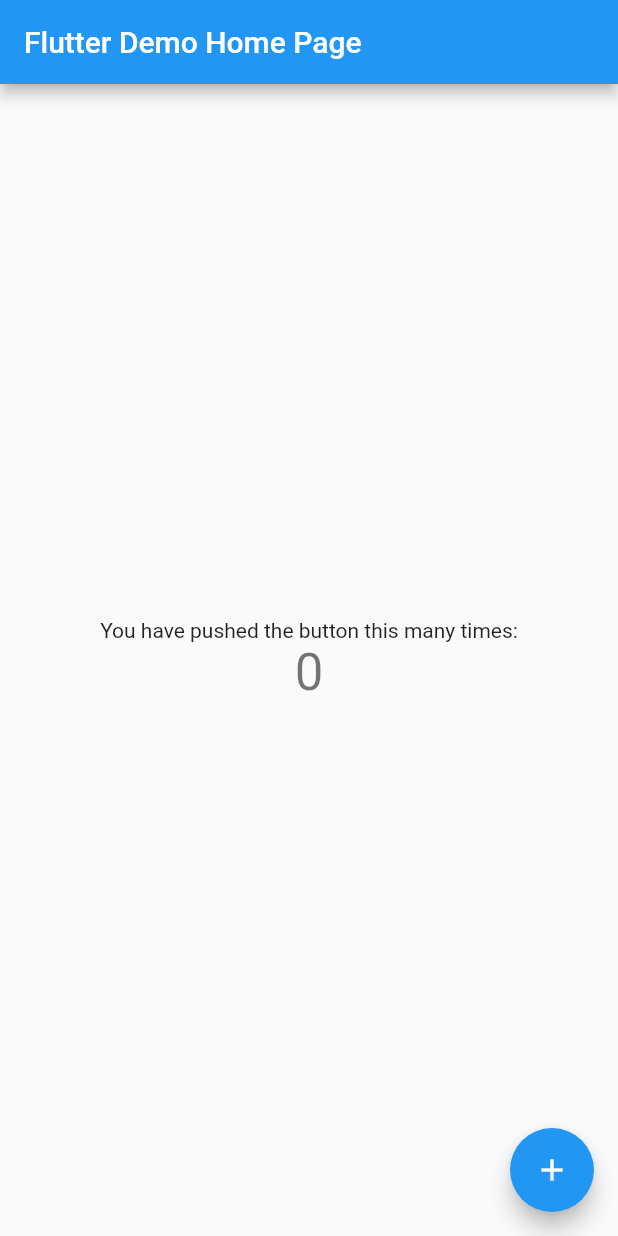
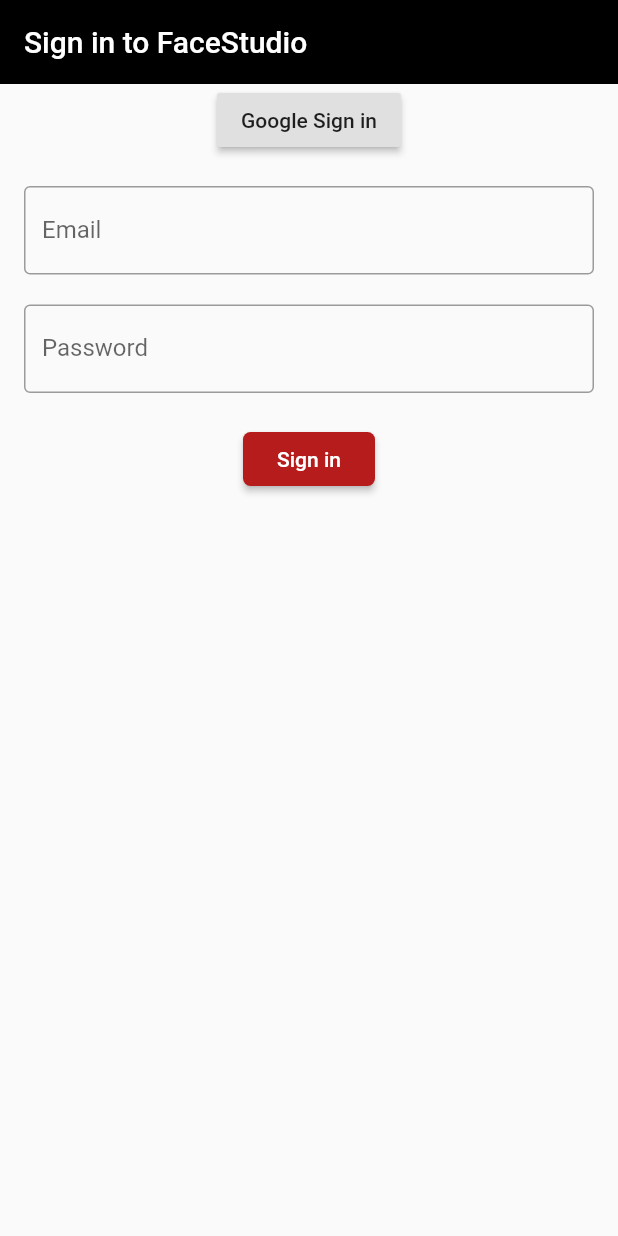
Before and after one commit to mirjalal/FaceStudio, a Flutter app: the screen it shows after launch, on a phone screen of 412 x 824 dp. Run offline on Flutter 3.47's test engine with Material 2 defaults, Android fonts, the phone set to English and light mode, and no system bars; our stand-ins replace firebase_auth, google_sign_in; accounts and stored records are empty.

Commit message:
Sign in & registration modules done
1) Google SignIn ready to use
2) Email&Password SignIn ready to use
3) Other improvements

```diff
--- a/lib/main.dart
+++ b/lib/main.dart
@@ -1,65 +1,26 @@
+import 'package:flutter/foundation.dart';
 import 'package:flutter/material.dart';
+import 'package:provider/provider.dart';
+import 'package:salon_reservations/models/user.dart';
+import 'package:salon_reservations/screens/wrapper.dart';
+import 'package:salon_reservations/services/auth.dart';
 
-void main() => runApp(MyApp());
+void main() => runApp(MainApp());
 
-class MyApp extends StatelessWidget {
-    // This widget is the root of your application.
+class MainApp extends StatelessWidget {
     @override
     Widget build(BuildContext context) {
-        return MaterialApp(
-            title: 'Flutter Demo',
-            theme: ThemeData(
-                primarySwatch: Colors.blue,
-            ),
-            home: MyHomePage(title: 'Flutter Demo Home Page'),
-        );
-
+      return StreamProvider<User>.value(
+        value: AuthService().user,
+        child: MaterialApp(
+          debugShowCheckedModeBanner: !kReleaseMode, // removes "Debug" banner if in Release mode (https://stackoverflow.com/a/55612795/4057688)
+          theme: ThemeData(
+            cursorColor: Colors.black,
+            primaryColor: Colors.black,
+            accentColor: Colors.red[900],
+          ),
+          home: Wrapper(),
+        ),
+      );
     }
 }
-
-class MyHomePage extends StatefulWidget {
-    MyHomePage({Key key, this.title}) : super(key: key);
-
-    final String title;
-
-    @override
-    _MyHomePageState createState() => _MyHomePageState();
-}
-
-class _MyHomePageState extends State<MyHomePage> {
-    int _counter = 0;
-
-    void _incrementCounter() {
-        setState(() {
-            _counter++;
-        });
-    }
-
-    @override
-    Widget build(BuildContext context) {
-        return Scaffold(
-            appBar: AppBar(
-                title: Text(widget.title),
-            ),
-            body: Center(
-                child: Column(
-                    mainAxisAlignment: MainAxisAlignment.center,
-                    children: <Widget>[
-                        Text(
-                            'You have pushed the button this many times:',
-                        ),
-                        Text(
-                            '$_counter',
-                            style: Theme.of(context).textTheme.display1,
-                        ),
-                    ],
-                ),
-            ),
-            floatingActionButton: FloatingActionButton(
-                onPressed: _incrementCounter,
-                tooltip: 'Increment',
-                child: Icon(Icons.add),
-            ), // This trailing comma makes auto-formatting nicer for build methods.
-        );
-    }
-}
--- /dev/null
+++ b/lib/models/user.dart
@@ -0,0 +1,5 @@
+class User {
+  final String uid, email, fullName, photoUrl;
+
+  User({ this.uid, this.email, this.fullName, this.photoUrl });
+}
--- a/lib/screens/auth/authenticate.dart
+++ b/lib/screens/auth/authenticate.dart
@@ -0,0 +1,16 @@
+import 'package:flutter/material.dart';
+import 'package:salon_reservations/screens/auth/sign_in.dart';
+
+class Authenticate extends StatefulWidget {
+    @override
+    _AuthenticateState createState() => _AuthenticateState();
+}
+
+class _AuthenticateState extends State<Authenticate> {
+    @override
+    Widget build(BuildContext context) {
+        return Container(
+            child: SignIn(),
+        );
+    }
+}
--- /dev/null
+++ b/lib/screens/auth/sign_in.dart
@@ -0,0 +1,102 @@
+import 'package:flutter/cupertino.dart';
+import 'package:flutter/material.dart';
+import 'package:salon_reservations/services/auth.dart';
+
+class SignIn extends StatefulWidget {
+  @override
+  _SignInState createState() => _SignInState();
+}
+
+class _SignInState extends State<SignIn> {
+
+  final AuthService _authService = AuthService();
+
+  final GlobalKey<FormState> _formKey = GlobalKey<FormState>();
+  final TextEditingController _emailController = TextEditingController();
+  final TextEditingController _passwordController = TextEditingController();
+
+  @override
+  Widget build(BuildContext context) {
+    return Scaffold(
+      appBar: AppBar(
+        elevation: 0.0,
+        title: Text('Sign in to FaceStudio'),
+      ),
+      body: Container(
+        padding: EdgeInsets.only(left: 16.0, right: 16.0),
+        child: Column(
+          children: <Widget>[
+            RaisedButton(
+              child: Text('Google Sign in'),
+              onPressed: () async {
+                dynamic result = await _authService.googleSignIn();
+                if (result == null)
+                  print('error signing in');
+                else
+                  print(result.uid);
+              },
+            ),
+            Form(
+              key: _formKey,
+              child: Column(
+                children: <Widget>[
+                  SizedBox(height: 20.0),
+                  TextFormField(
+                    controller: _emailController,
+                    decoration: const InputDecoration(
+                      labelText: 'Email',
+                      border: OutlineInputBorder(),
+                    ),
+                    style: TextStyle(fontSize: 16.0),
+                    keyboardType: TextInputType.emailAddress,
+                    textInputAction: TextInputAction.next,
+                    validator: (String email) {
+                      bool isValid = RegExp(r"^[a-zA-Z0-9.a-zA-Z0-9.!#$%&'*+-/=?^_`{|}~]+@[a-zA-Z0-9]+\.[a-zA-Z]+").hasMatch(email);
+                      if (email.isEmpty || !isValid)
+                        return 'Please enter email';
+                      return null;
+                    },
+                  ),
+
+                  SizedBox(height: 20.0),
+                  TextFormField(
+                    controller: _passwordController,
+                    decoration: const InputDecoration(
+                      labelText: 'Password',
+                      border: OutlineInputBorder(),
+                    ),
+                    textInputAction: TextInputAction.done,
+                    obscureText: true,
+                    validator: (String password) {
+                      if (password.length < 6)
+                        return 'Please enter a password 6+ chars long';
+                      return null;
+                    },
+                  ),
+
+                  SizedBox(height: 20.0),
+                  RaisedButton(
+                    shape: RoundedRectangleBorder(
+                      borderRadius: BorderRadius.all(Radius.circular(5.0))
+                    ),
+                    color: Theme.of(context).accentColor,
+                    child: Text(
+                      'Sign in',
+                      style: TextStyle(color: Colors.white)
+                    ),
+                    onPressed: () async {
+                      if (_formKey.currentState.validate()){
+                        dynamic create = await _authService.emailPasswordSignIn(_emailController.text, _passwordController.text);
+                        print(create);
+                      }
+                    },
+                  ),
+                ],
+              ),
+            ),
+          ],
+        ),
+      ),
+    );
+  }
+}
--- a/lib/screens/wrapper.dart
+++ b/lib/screens/wrapper.dart
@@ -0,0 +1,14 @@
+import 'package:flutter/material.dart';
+import 'package:provider/provider.dart';
+import 'package:salon_reservations/models/user.dart';
+import 'package:salon_reservations/screens/auth/authenticate.dart';
+import 'package:salon_reservations/screens/home/home.dart';
+
+class Wrapper extends StatelessWidget {
+  @override
+  Widget build(BuildContext context) {
+    final user = Provider.of<User>(context);
+    // return either Home or Authenticate
+    return user == null ? Authenticate() : Home();
+  }
+}
--- /dev/null
+++ b/lib/services/auth.dart
@@ -0,0 +1,76 @@
+import 'package:firebase_auth/firebase_auth.dart';
+import 'package:flutter/services.dart';
+import 'package:google_sign_in/google_sign_in.dart';
+import 'package:salon_reservations/models/user.dart';
+
+class AuthService {
+
+  final FirebaseAuth _auth = FirebaseAuth.instance;
+
+	// create user object based on FirebaseUser
+	User _userFromFirebaseUser(FirebaseUser firebaseUser) {
+		return firebaseUser != null ?
+              User(uid: firebaseUser.uid,
+                  email: firebaseUser.email,
+                  fullName: firebaseUser.displayName,
+                  photoUrl: firebaseUser.photoUrl) : null;
+	}
+
+ // auth change user stream
+ Stream<User> get user {
+   return _auth.onAuthStateChanged
+     //.map((FirebaseUser fUser) => _userFromFirebaseUser(fUser));
+     .map(_userFromFirebaseUser);
+ }
+
+  // sign in google
+  Future googleSignIn() async {
+    try {
+      GoogleSignIn googleSignIn = GoogleSignIn();
+      final GoogleSignInAccount googleUser = await googleSignIn.signIn();
+      final GoogleSignInAuthentication googleAuth =
+      await googleUser.authentication;
+      final AuthCredential credential = GoogleAuthProvider.getCredential(
+        accessToken: googleAuth.accessToken,
+        idToken: googleAuth.idToken,
+      );
+      final FirebaseUser user = (await _auth.signInWithCredential(credential)).user;
+      final FirebaseUser currentUser = await _auth.currentUser();
+      return user.uid == currentUser.uid ? _userFromFirebaseUser(currentUser) : _userFromFirebaseUser(user);
+    } catch (e) {
+      print(e);
+      return null;
+    }
+  }
+
+  // sign in email&password
+  Future emailPasswordSignIn(String email, String password) async {
+    try {
+      final FirebaseUser existingUser = (await _auth.signInWithEmailAndPassword(
+        email: email,
+        password: password
+      )).user;
+      final FirebaseUser currentUser = await _auth.currentUser();
+      return existingUser.uid == currentUser.uid ? _userFromFirebaseUser(currentUser) : _userFromFirebaseUser(existingUser);
+    } catch(e) {
+      if ((e as PlatformException).code == 'ERROR_USER_NOT_FOUND') {
+        final FirebaseUser newUser = (await _auth.createUserWithEmailAndPassword(
+          email: email,
+          password: password
+        )).user;
+        return _userFromFirebaseUser(newUser);
+      } else
+        return null;
+    }
+  }
+
+  // sign out
+  Future signOut() async {
+    try {
+      return await _auth.signOut();
+    } catch(e) {
+      print(e.toString());
+      return null;
+    }
+  }
+}
--- a/pubspec.yaml
+++ b/pubspec.yaml
@@ -34,6 +34,8 @@ dependencies:
   # For example, to use Firebase Authentication and Cloud Firestore
   firebase_auth: ^0.14.0+5
   cloud_firestore: ^0.12.9+5
+
+  provider: ^3.1.0
 
   # The following adds the Cupertino Icons font to your application.
   # Use with the CupertinoIcons class for iOS style icons.
```
Also changed, not shown: lib/screens/home/home.dart (+26 -0 lines), lib/shared/contants.dart (added), pubspec.lock, 3 other files.
